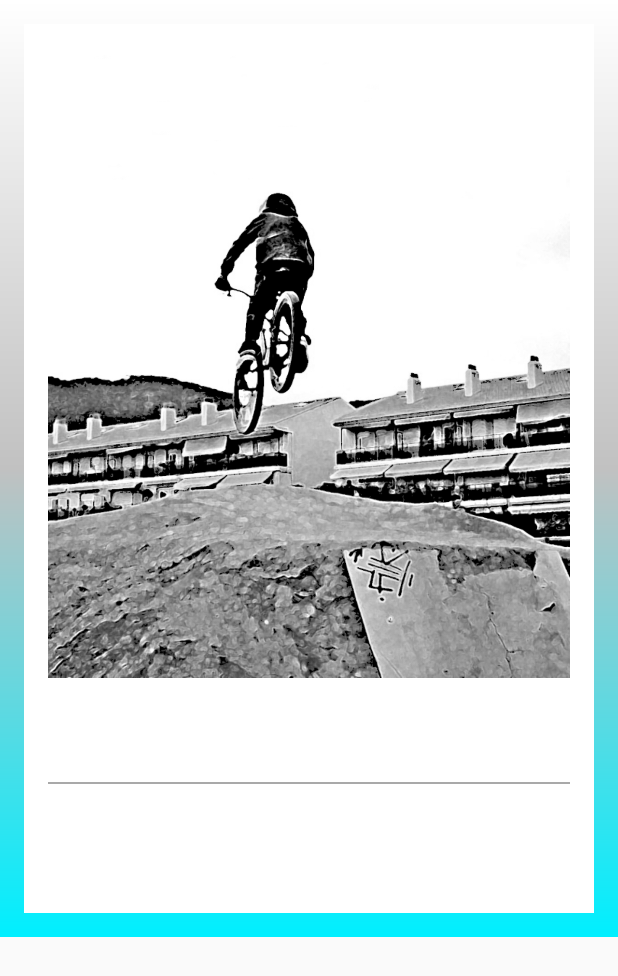
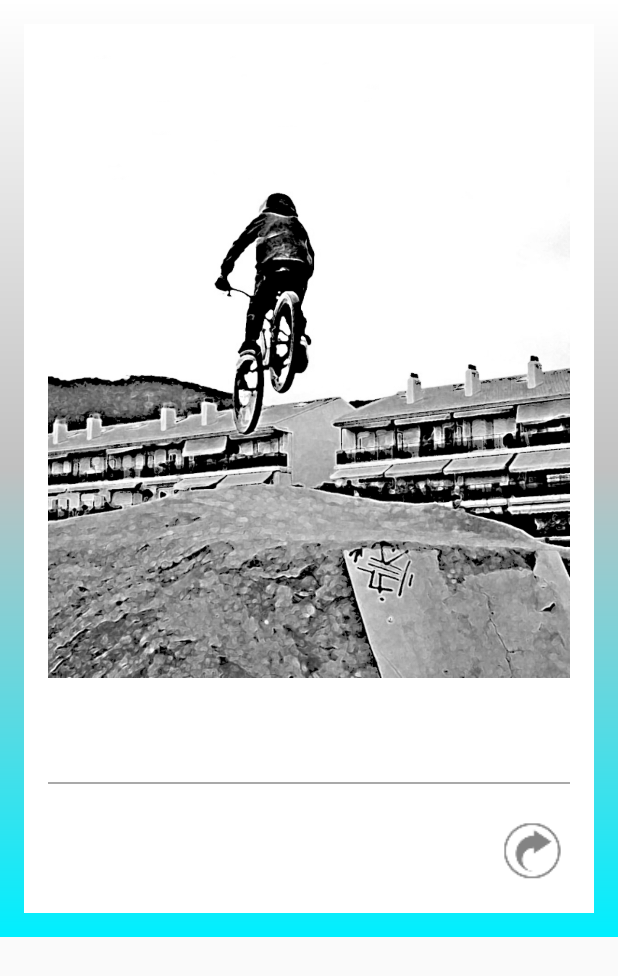
Before and after one commit to frangallart/MTBFreeride, an Android app: the layout fragment_main.xml on its own in the app's theme, with its tools: preview values and no code run, on a phone screen of 412 x 824 dp. Shown: the top 976 px of the screen. Run offline under Robolectric (Android 15) with nearby library versions, the phone set to English and light mode, and no system bars.

Commit message:
Commit descomentar arrow

```diff
--- a/app/src/main/res/drawable/customappthem_btn_action_arrow.xml
+++ b/app/src/main/res/drawable/customappthem_btn_action_arrow.xml
@@ -1,7 +1,7 @@
 <?xml version="1.0" encoding="utf-8"?>
 <selector xmlns:android="http://schemas.android.com/apk/res/android">
-    <!--<item android:state_focused="false" android:state_pressed="false" android:drawable="@drawable/ic_action_arrow_light" />
+    <item android:state_focused="false" android:state_pressed="false" android:drawable="@drawable/ic_action_arrow_light" />
     <item android:state_focused="true" android:state_pressed="false" android:drawable="@drawable/ic_action_arrow_custom" />
     <item android:state_focused="false" android:state_pressed="true" android:drawable="@drawable/ic_action_arrow_custom" />
-    <item android:state_focused="true" android:state_pressed="true" android:drawable="@drawable/ic_action_arrow_dark" />-->
+    <item android:state_focused="true" android:state_pressed="true" android:drawable="@drawable/ic_action_arrow_dark" />
 </selector>
```
